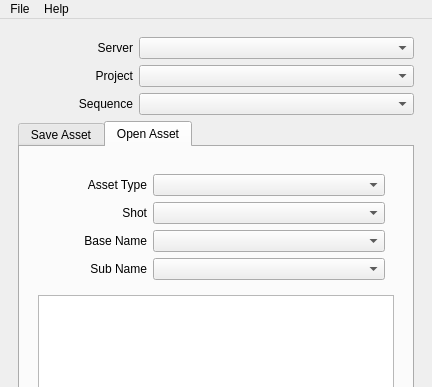
First picture: the form in ui/assetManager.ui, repository code-google-com/oyprojectmanager, before the edit; both pictures show x 0 to 432 and y 0 to 387 of the 432 by 604 pixel window.
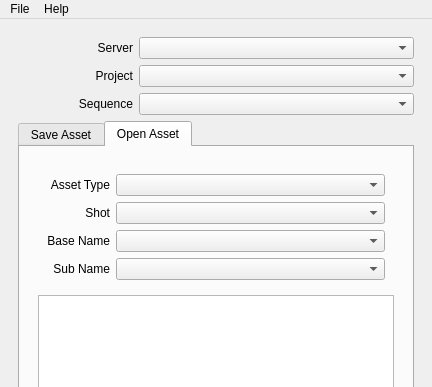
Second picture: the form after the edit. The open tabs and pages were chosen to show the change.

Commit message: oyProjectManager v0.6.1 - fixed __main__ function for the package, now the project manager user   interface pops up by default - fixed window title in projectManager ui

Patch:
```diff
--- a/ui/assetManager.ui
+++ b/ui/assetManager.ui
@@ -603,7 +603,7 @@
                   <verstretch>0</verstretch>
                  </sizepolicy>
                 </property>
-                <layout class="QGridLayout" name="openAsset_gridLayout" columnstretch="0,1" columnminimumwidth="100,0">
+                <layout class="QGridLayout" name="openAsset_gridLayout" columnstretch="0,1">
                  <item row="0" column="0">
                   <widget class="QLabel" name="assetType_label2">
                    <property name="text">
```
The commit also changes 5 other files.
